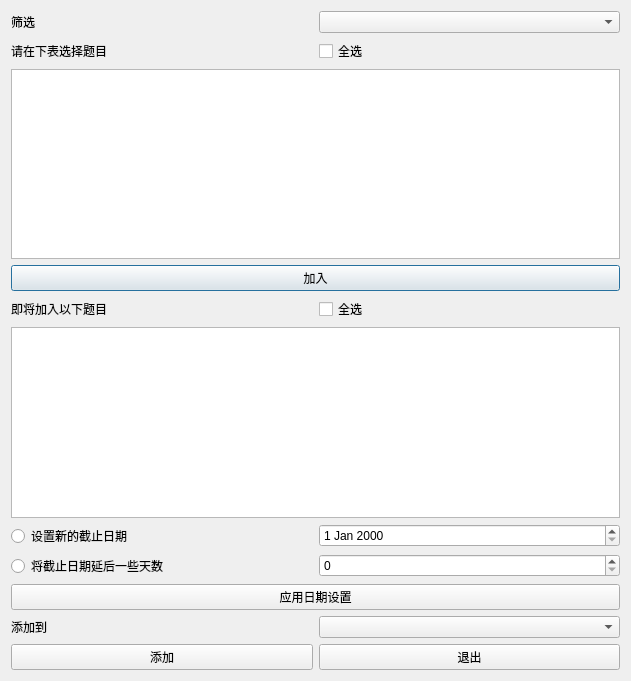
This is libofhomeworks.ui in BeanLiu1994/Su6missi0nSys as Qt 5 draws it before an edit. The edited form follows.
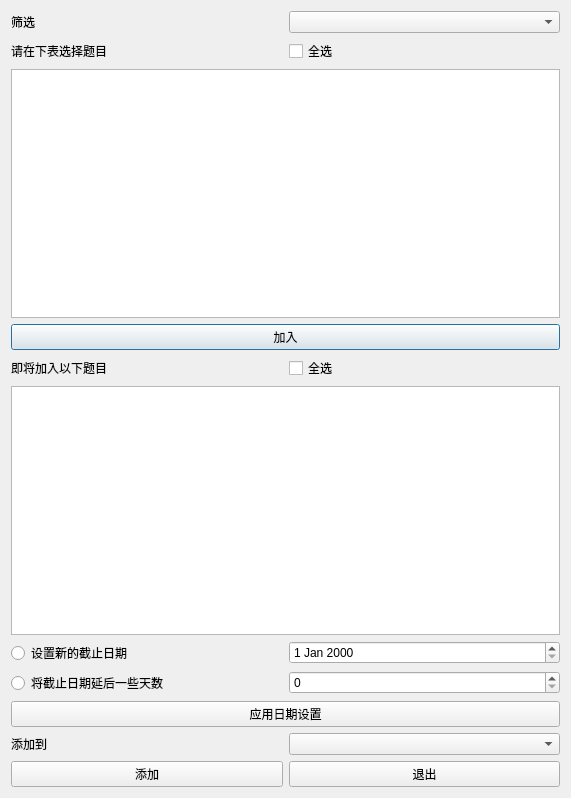
This is the edited form.

Diff of the .ui file:
```diff
--- a/libofhomeworks.ui
+++ b/libofhomeworks.ui
@@ -6,8 +6,8 @@
    <rect>
     <x>0</x>
     <y>0</y>
-    <width>631</width>
-    <height>681</height>
+    <width>571</width>
+    <height>798</height>
    </rect>
   </property>
   <property name="windowTitle">
```
